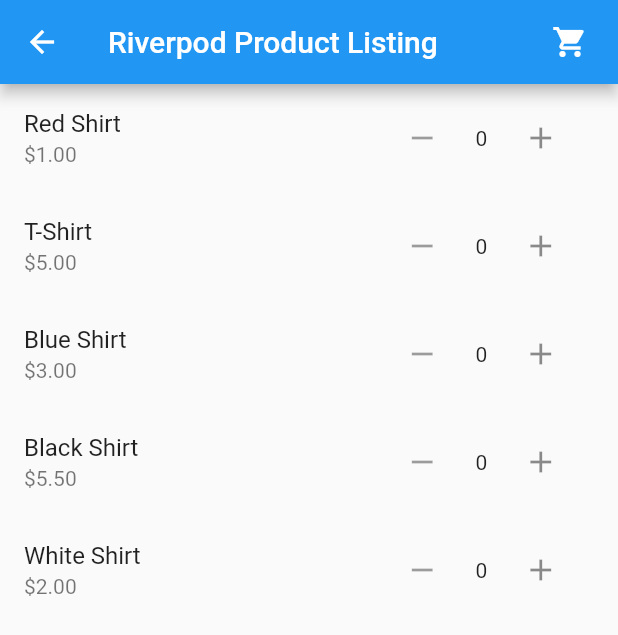
After one commit to emmett-deen/Flutter-Atlanta-State-Management-Comparison, a Flutter app: the screen it shows after launch, after a tap on "Riverpod", on a phone screen of 412 x 824 dp. The commit adds this screen. Shown: the top 635 px of the screen. Run offline on Flutter 3.47's test engine with Material 2 defaults, Android fonts, the phone set to English and light mode, and no system bars; drawn by our look-alikes of badges; our stand-ins replace flutter_bloc, flutter_riverpod, freezed_annotation, get; generated files the repository leaves out were written again.

Commit message:
Riverpod list working

```diff
--- a/lib/home_page.dart
+++ b/lib/home_page.dart
@@ -2,6 +2,7 @@ import 'package:flutter/material.dart';
 import 'package:flutter_atlanta_state_management_comparison/get/screens/get_product_listing_screen.dart';
 
 import 'bloc/screens/bloc_product_listing_screen.dart';
+import 'riverpod/screens.dart/riverpod_product_listing_screen.dart';
 
 class HomePage extends StatelessWidget {
   const HomePage({Key? key}) : super(key: key);
@@ -31,6 +32,14 @@ class HomePage extends StatelessWidget {
               builder: (context) => const GetProductListingScreen(),
             ));
           },
+        ),
+        ListTile(
+          title: const Text('Riverpod'),
+          onTap: () {
+            Navigator.of(context).push(MaterialPageRoute(
+              builder: (context) => const RiverpodProductListingScreen(),
+            ));
+          },
         )
       ]
     ),
--- a/lib/main.dart
+++ b/lib/main.dart
@@ -3,6 +3,7 @@ import 'package:flutter_atlanta_state_management_comparison/bloc/cart/cart_bloc.
 import 'package:flutter_atlanta_state_management_comparison/bloc/products/products_bloc.dart';
 import 'package:flutter_atlanta_state_management_comparison/get/controllers/cart_controller.dart';
 import 'package:flutter_bloc/flutter_bloc.dart';
+import 'package:flutter_riverpod/flutter_riverpod.dart';
 import 'package:get/get.dart';
 
 import 'get/controllers/products_controller.dart';
@@ -12,7 +13,7 @@ void main() async {
   WidgetsFlutterBinding.ensureInitialized();
   Get.lazyPut<CartController>(() => CartController());
   Get.lazyPut<ProductsController>(() => ProductsController());
-  runApp(const MyApp());
+  runApp(const ProviderScope(child: MyApp()));
 }
 
 class MyApp extends StatelessWidget {
--- /dev/null
+++ b/lib/riverpod/providers/cart_provider.dart
@@ -0,0 +1,23 @@
+import 'package:flutter_atlanta_state_management_comparison/data/models/product.dart';
+import 'package:flutter_riverpod/flutter_riverpod.dart';
+
+final cartProvider =
+    StateNotifierProvider<Cart, List<Product>>((ref) => Cart(ref));
+
+class Cart extends StateNotifier<List<Product>> {
+  Cart(this.ref) : super([]);
+
+  final Ref ref;
+
+  void addProduct(Product product) {
+    state = [...state, product];
+  }
+
+  void removeProduct(Product product) {
+    var old = [...state];
+    if (old.contains(product)) {
+      old.remove(product);
+    }
+    state = old;
+  }
+}
--- /dev/null
+++ b/lib/riverpod/providers/products_provider.dart
@@ -0,0 +1,18 @@
+import 'package:flutter_atlanta_state_management_comparison/data/api/api_service.dart';
+import 'package:flutter_riverpod/flutter_riverpod.dart';
+
+import '../../data/models/product.dart';
+
+final productsProvider = StateNotifierProvider<Products, List<Product>>((ref) =>Products(ref));
+
+class Products extends StateNotifier<List<Product>> {
+  Products(this.ref) : super([]){
+    // loadProducts();
+  }
+
+  final Ref ref;
+
+  Future<void> loadProducts() async {
+    state = await APIService().getAllProducts();
+  }
+}
--- /dev/null
+++ b/lib/riverpod/screens.dart/riverpod_product_listing_screen.dart
@@ -0,0 +1,73 @@
+// ignore_for_file: avoid_print
+
+import 'package:badges/badges.dart';
+import 'package:flutter_atlanta_state_management_comparison/get/controllers/cart_controller.dart';
+import 'package:flutter_atlanta_state_management_comparison/riverpod/providers/cart_provider.dart';
+import 'package:flutter_atlanta_state_management_comparison/riverpod/providers/products_provider.dart';
+import 'package:flutter_atlanta_state_management_comparison/widgets/product_list_tile.dart';
+import 'package:flutter/material.dart';
+import 'package:flutter_riverpod/flutter_riverpod.dart';
+
+class RiverpodProductListingScreen extends ConsumerWidget {
+  const RiverpodProductListingScreen({Key? key}) : super(key: key);
+
+  @override
+  Widget build(BuildContext context, WidgetRef ref) {
+    final products = ref.watch(productsProvider);
+    if (products.isEmpty) {
+      ref.watch(productsProvider.notifier).loadProducts();
+    }
+    final cart = ref.watch(cartProvider);
+    print(cart);
+
+    return Scaffold(
+        appBar: AppBar(
+          title: const Text('Riverpod Product Listing'),
+          actions: [
+            Padding(
+              padding: const EdgeInsets.all(8.0),
+              child: Badge(
+                position: BadgePosition.topEnd(end: -5),
+                badgeContent: Text(cart.isNotEmpty
+                    ? '${cart.length}'
+                    : '0'),
+                showBadge: cart.isNotEmpty,
+                child: IconButton(
+                  icon: const Icon(Icons.shopping_cart),
+                  onPressed: () {},
+                ),
+              ),
+            )
+          ],
+        ),
+        body: products.isEmpty
+            ? const Center(child: CircularProgressIndicator())
+            : ListView.builder(
+                itemCount: products.length,
+                itemBuilder: (context, index) => InkWell(
+                      onTap: () {
+                        // Navigator.of(context).push(MaterialPageRoute(
+                        //     builder: ((context) => GetProductDetailScreen(
+                        //         product: products[index]))));
+                      },
+                      child: ProductListTile(
+                        product: products[index],
+                        quantity: cart.where((element) => element == products[index]).length,
+                        onDecrement: (cart
+                                    .where(
+                                        (element) => element == products[index]).isEmpty)
+                            ? null
+                            : () {
+                                ref
+                                    .read(cartProvider.notifier)
+                                    .removeProduct(products[index]);
+                              },
+                        onIncrement: () {
+                          ref
+                              .read(cartProvider.notifier)
+                              .addProduct(products[index]);
+                        },
+                      ),
+                    )));
+  }
+}
--- a/pubspec.yaml
+++ b/pubspec.yaml
@@ -32,6 +32,7 @@ dependencies:
   flutter:
     sdk: flutter
   flutter_bloc: ^8.0.1
+  flutter_riverpod: ^1.0.4
   freezed_annotation: ^2.0.3
   get: ^4.6.1
   json_annotation: ^4.5.0
```
Also changed, not shown: pubspec.lock.
